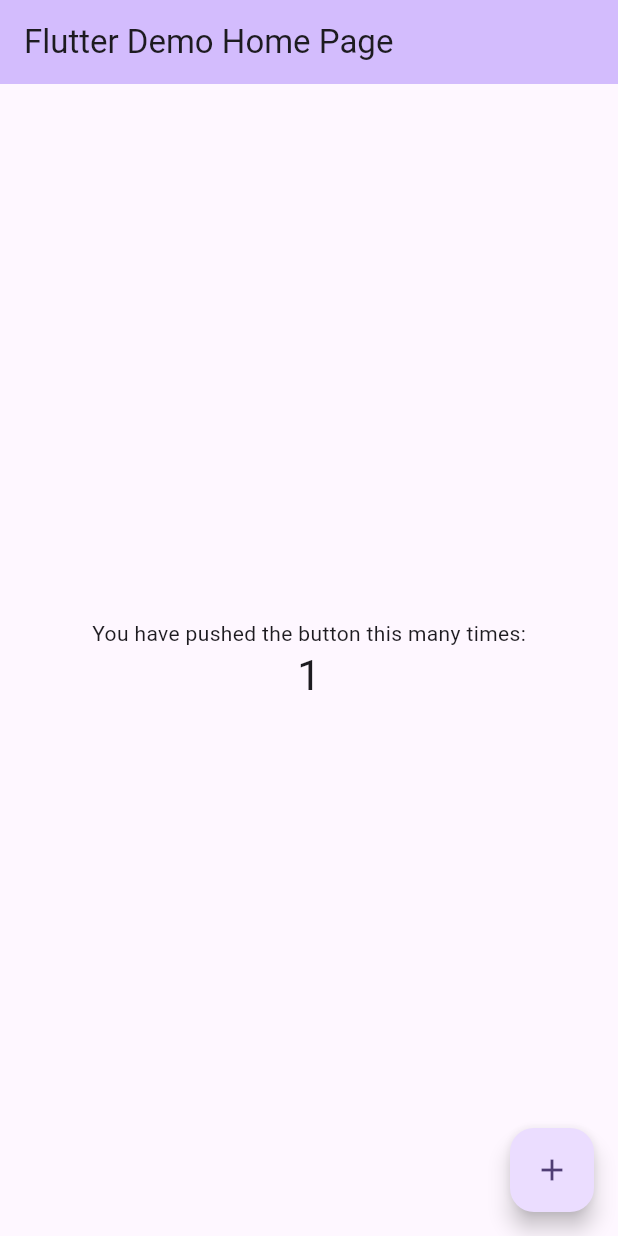
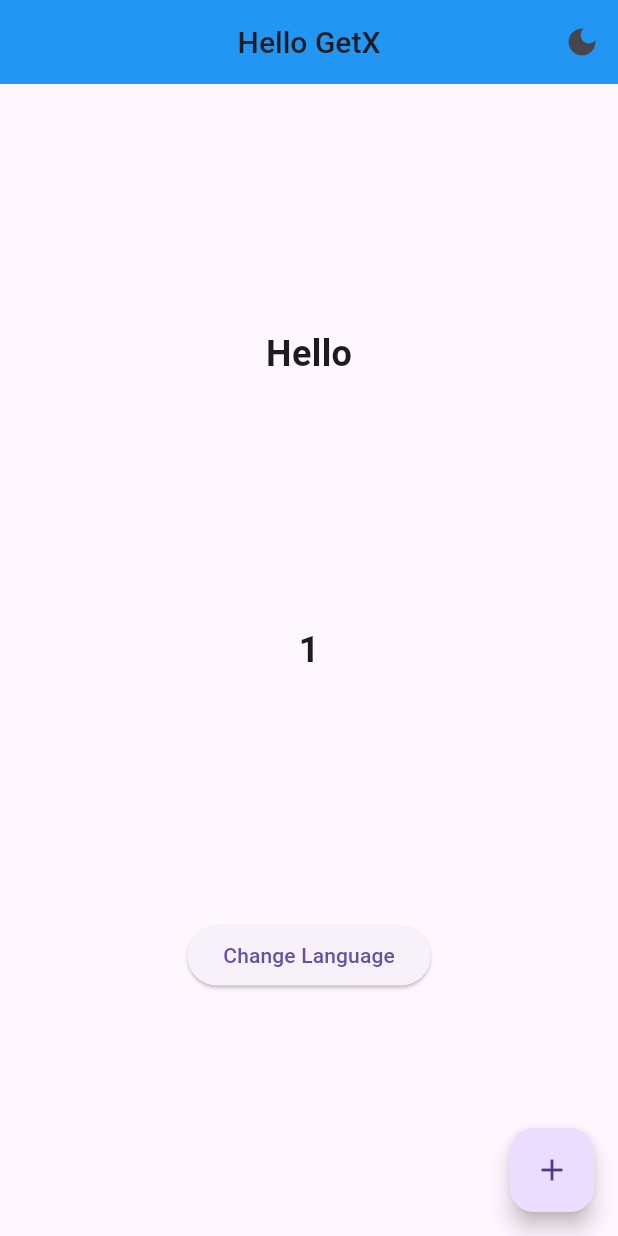
Before and after one commit to samnang95/khmer_Movie_App, a Flutter app: the screen it shows after launch, after a tap on the "add" icon, on a phone screen of 412 x 824 dp. Run offline on Flutter 3.47's test engine with Material 3 defaults, Android fonts, the phone set to English and light mode, and no system bars; our stand-ins replace get, shared_preferences.

Commit message:
update seup project

```diff
--- /dev/null
+++ b/lib/app/core/app.dart
@@ -0,0 +1,31 @@
+import 'package:flutter/material.dart';
+import 'package:get/get.dart';
+import 'package:khmer_movie_app/app/core/theme/app_theme.dart';
+import 'package:khmer_movie_app/app/core/theme/theme_controller.dart';
+import 'package:khmer_movie_app/app/core/translations/app_translations.dart';
+import 'package:khmer_movie_app/app/core/translations/language_controller.dart';
+import 'package:khmer_movie_app/app/routes/app_pages.dart';
+import 'package:khmer_movie_app/app/routes/app_routes.dart';
+
+class App extends StatelessWidget {
+  final ThemeController themeController = Get.find();
+  final LanguageController languageController = Get.find();
+  App({super.key});
+
+  @override
+  Widget build(BuildContext context) {
+    return Obx(
+      () => GetMaterialApp(
+        title: "Movie App",
+        debugShowCheckedModeBanner: false,
+        translations: AppTranslation(),
+        locale: languageController.currentLocale.value,
+        theme: themeController.isDarkMode.value
+            ? AppTheme.darkTheme
+            : AppTheme.lightTheme,
+        initialRoute: AppRoutes.home,
+        getPages: AppPages.routes,
+      ),
+    );
+  }
+}
--- /dev/null
+++ b/lib/app/core/services/storage_service.dart
@@ -0,0 +1,29 @@
+import 'package:flutter/material.dart';
+import 'package:shared_preferences/shared_preferences.dart';
+
+class StorageService {
+  static const _themeKey = "isDarkMode";
+  static const _localeKey = "locale";
+
+  static Future<void> saveTheme(bool value) async {
+    final prefs = await SharedPreferences.getInstance();
+    await prefs.setBool(_themeKey, value);
+  }
+
+  static Future<bool> loadTheme() async {
+    final prefs = await SharedPreferences.getInstance();
+    return prefs.getBool(_themeKey) ?? false;
+  }
+
+  static Future<void> saveLocale(String locale) async {
+    final prefs = await SharedPreferences.getInstance();
+    await prefs.setString(_localeKey, locale);
+  }
+
+  static Future<Locale> loadLocale() async {
+    final prefs = await SharedPreferences.getInstance();
+    final val = prefs.getString(_localeKey) ?? 'en_US';
+    final parts = val.split('_');
+    return Locale(parts[0], parts.length > 1 ? parts[1] : 'US');
+  }
+}
--- /dev/null
+++ b/lib/app/core/theme/app_theme.dart
@@ -0,0 +1,25 @@
+import 'package:flutter/material.dart';
+import 'package:khmer_movie_app/app/core/values/text_style.dart';
+
+class AppTheme {
+  static final lightTheme = ThemeData(
+    brightness: Brightness.light,
+    primarySwatch: Colors.blue,
+    textTheme: TextTheme(
+      bodySmall: AppTextStyles.small,
+      bodyMedium: AppTextStyles.medium,
+      bodyLarge: AppTextStyles.large,
+      headlineLarge: AppTextStyles.extraLarge,
+    ),
+  );
+  static final darkTheme = ThemeData(
+    brightness: Brightness.dark,
+    primarySwatch: Colors.blue,
+    textTheme: TextTheme(
+      bodySmall: AppTextStyles.small,
+      bodyMedium: AppTextStyles.medium,
+      bodyLarge: AppTextStyles.large,
+      headlineLarge: AppTextStyles.extraLarge,
+    ),
+  );
+}
--- /dev/null
+++ b/lib/app/core/theme/theme_controller.dart
@@ -0,0 +1,22 @@
+import 'package:get/get.dart';
+import 'package:khmer_movie_app/app/core/services/storage_service.dart';
+import 'package:khmer_movie_app/app/core/theme/app_theme.dart';
+
+class ThemeController extends GetxController {
+  RxBool isDarkMode = false.obs;
+
+  Future<void> toggleTheme() async {
+    isDarkMode.value = !isDarkMode.value;
+    Get.changeTheme(
+      isDarkMode.value ? AppTheme.darkTheme : AppTheme.lightTheme,
+    );
+    await StorageService.saveTheme(isDarkMode.value);
+  }
+
+  Future<void> loadTheme() async {
+    isDarkMode.value = await StorageService.loadTheme();
+    Get.changeTheme(
+      isDarkMode.value ? AppTheme.darkTheme : AppTheme.lightTheme,
+    );
+  }
+}
--- /dev/null
+++ b/lib/app/core/translations/app_translations.dart
@@ -0,0 +1,17 @@
+import 'package:get/get.dart';
+
+class AppTranslation extends Translations {
+  @override
+  Map<String, Map<String, String>> get keys => {
+    'en_US': {
+      'hello': 'Hello',
+      'welcome': 'Welcome',
+      'change_language': 'Change Language',
+    },
+    'km_KH': {
+      'hello': 'សួស្តី',
+      'welcome': 'ស្វាគមន៍',
+      'change_language': 'ប្ដូរភាសា',
+    },
+  };
+}
--- /dev/null
+++ b/lib/app/core/translations/language_controller.dart
@@ -0,0 +1,21 @@
+import 'package:flutter/material.dart';
+import 'package:get/get.dart';
+import 'package:khmer_movie_app/app/core/services/storage_service.dart';
+
+class LanguageController extends GetxController {
+  Rx<Locale> currentLocale = Locale('en', 'US').obs;
+
+  Future<void> changeLocale(Locale locale) async {
+    currentLocale.value = locale;
+    Get.updateLocale(locale);
+    await StorageService.saveLocale(
+      '${locale.languageCode}_${locale.countryCode}',
+    );
+  }
+
+  Future<void> loadLocale() async {
+    final stored = await StorageService.loadLocale();
+    currentLocale.value = stored;
+    Get.updateLocale(stored);
+  }
+}
--- /dev/null
+++ b/lib/app/core/values/text_size.dart
@@ -0,0 +1,6 @@
+class TextSize {
+  static const double small = 12.0;
+  static const double medium = 16.0;
+  static const double large = 20.0;
+  static const double extraLarge = 24.0;
+}
--- /dev/null
+++ b/lib/app/core/values/text_style.dart
@@ -0,0 +1,15 @@
+import 'package:flutter/material.dart';
+import 'package:khmer_movie_app/app/core/values/text_size.dart';
+
+class AppTextStyles {
+  static TextStyle small = TextStyle(fontSize: TextSize.small);
+  static TextStyle medium = TextStyle(fontSize: TextSize.medium);
+  static TextStyle large = TextStyle(
+    fontSize: TextSize.large,
+    fontWeight: FontWeight.w500,
+  );
+  static TextStyle extraLarge = TextStyle(
+    fontSize: TextSize.extraLarge,
+    fontWeight: FontWeight.bold,
+  );
+}
--- /dev/null
+++ b/lib/app/modules/home/home_binding.dart
@@ -0,0 +1,9 @@
+import 'package:get/get.dart';
+import 'package:khmer_movie_app/app/modules/home/home_controller.dart';
+
+class HomeBinding extends Bindings {
+  @override
+  void dependencies() {
+    Get.lazyPut<HomeController>(() => HomeController());
+  }
+}
--- /dev/null
+++ b/lib/app/modules/home/home_controller.dart
@@ -0,0 +1,8 @@
+import 'package:get/get.dart';
+
+class HomeController extends GetxController {
+  var count = 0.obs;
+  increment() {
+    count++;
+  }
+}
--- /dev/null
+++ b/lib/app/modules/home/home_page.dart
@@ -0,0 +1,56 @@
+import 'package:flutter/material.dart';
+import 'package:get/get.dart';
+import 'package:khmer_movie_app/app/core/theme/theme_controller.dart';
+import 'package:khmer_movie_app/app/core/translations/language_controller.dart';
+import 'package:khmer_movie_app/app/core/values/text_style.dart';
+import 'package:khmer_movie_app/app/modules/home/home_controller.dart';
+
+class HomePage extends GetView<HomeController> {
+  const HomePage({super.key});
+
+  @override
+  Widget build(BuildContext context) {
+    final languageController = Get.find<LanguageController>();
+    return Scaffold(
+      appBar: AppBar(
+        title: Text("Hello GetX", style: AppTextStyles.large),
+        centerTitle: true,
+        backgroundColor: Colors.blue,
+        actions: [
+          IconButton(
+            onPressed: () {
+              Get.find<ThemeController>().toggleTheme();
+            },
+            icon: Icon(Icons.dark_mode),
+          ),
+        ],
+      ),
+      body: Center(
+        child: Column(
+          mainAxisAlignment: MainAxisAlignment.spaceEvenly,
+          children: [
+            Text("hello".tr, style: AppTextStyles.extraLarge),
+            Obx(
+              () =>
+                  Text("${controller.count}", style: AppTextStyles.extraLarge),
+            ),
+            ElevatedButton(
+              onPressed: () {
+                final newLocale =
+                    languageController.currentLocale.value.languageCode == 'en'
+                    ? Locale('km', 'KH')
+                    : Locale('en', 'US');
+                languageController.changeLocale(newLocale);
+              },
+              child: Text("change_language".tr),
+            ),
+          ],
+        ),
+      ),
+      floatingActionButton: FloatingActionButton(
+        onPressed: controller.increment,
+        child: Icon(Icons.add),
+      ),
+    );
+  }
+}
--- /dev/null
+++ b/lib/app/routes/app_pages.dart
@@ -0,0 +1,14 @@
+import 'package:get/get_navigation/src/routes/get_route.dart';
+import 'package:khmer_movie_app/app/modules/home/home_binding.dart';
+import 'package:khmer_movie_app/app/modules/home/home_page.dart';
+import 'package:khmer_movie_app/app/routes/app_routes.dart';
+
+class AppPages {
+  static final routes = [
+    GetPage(
+      name: AppRoutes.home,
+      page: () => HomePage(),
+      binding: HomeBinding(),
+    ),
+  ];
+}
--- /dev/null
+++ b/lib/app/routes/app_routes.dart
@@ -0,0 +1,3 @@
+abstract class AppRoutes {
+  static const String home = '/home';
+}
--- a/lib/main.dart
+++ b/lib/main.dart
@@ -1,122 +1,22 @@
 import 'package:flutter/material.dart';
+import 'package:get/get.dart';
+import 'package:khmer_movie_app/app/core/app.dart';
+import 'package:khmer_movie_app/app/core/theme/theme_controller.dart';
+import 'package:khmer_movie_app/app/core/translations/language_controller.dart';
 
-void main() {
-  runApp(const MyApp());
+void main() async {
+  WidgetsFlutterBinding.ensureInitialized();
+
+  final themeController = ThemeController();
+  final languageController = LanguageController();
+
+  Get.put(themeController);
+  Get.put(languageController);
+
+  await Future.wait([
+    themeController.loadTheme(),
+    languageController.loadLocale(),
+  ]);
+
+  runApp(App());
 }
-
-class MyApp extends StatelessWidget {
-  const MyApp({super.key});
-
-  // This widget is the root of your application.
-  @override
-  Widget build(BuildContext context) {
-    return MaterialApp(
-      title: 'Flutter Demo',
-      theme: ThemeData(
-        // This is the theme of your application.
-        //
-        // TRY THIS: Try running your application with "flutter run". You'll see
-        // the application has a purple toolbar. Then, without quitting the app,
-        // try changing the seedColor in the colorScheme below to Colors.green
-        // and then invoke "hot reload" (save your changes or press the "hot
-        // reload" button in a Flutter-supported IDE, or press "r" if you used
-        // the command line to start the app).
-        //
-        // Notice that the counter didn't reset back to zero; the application
-        // state is not lost during the reload. To reset the state, use hot
-        // restart instead.
-        //
-        // This works for code too, not just values: Most code changes can be
-        // tested with just a hot reload.
-        colorScheme: ColorScheme.fromSeed(seedColor: Colors.deepPurple),
-      ),
-      home: const MyHomePage(title: 'Flutter Demo Home Page'),
-    );
-  }
-}
-
-class MyHomePage extends StatefulWidget {
-  const MyHomePage({super.key, required this.title});
-
-  // This widget is the home page of your application. It is stateful, meaning
-  // that it has a State object (defined below) that contains fields that affect
-  // how it looks.
-
-  // This class is the configuration for the state. It holds the values (in this
-  // case the title) provided by the parent (in this case the App widget) and
-  // used by the build method of the State. Fields in a Widget subclass are
-  // always marked "final".
-
-  final String title;
-
-  @override
-  State<MyHomePage> createState() => _MyHomePageState();
-}
-
-class _MyHomePageState extends State<MyHomePage> {
-  int _counter = 0;
-
-  void _incrementCounter() {
-    setState(() {
-      // This call to setState tells the Flutter framework that something has
-      // changed in this State, which causes it to rerun the build method below
-      // so that the display can reflect the updated values. If we changed
-      // _counter without calling setState(), then the build method would not be
-      // called again, and so nothing would appear to happen.
-      _counter++;
-    });
-  }
-
-  @override
-  Widget build(BuildContext context) {
-    // This method is rerun every time setState is called, for instance as done
-    // by the _incrementCounter method above.
-    //
-    // The Flutter framework has been optimized to make rerunning build methods
-    // fast, so that you can just rebuild anything that needs updating rather
-    // than having to individually change instances of widgets.
-    return Scaffold(
-      appBar: AppBar(
-        // TRY THIS: Try changing the color here to a specific color (to
-        // Colors.amber, perhaps?) and trigger a hot reload to see the AppBar
-        // change color while the other colors stay the same.
-        backgroundColor: Theme.of(context).colorScheme.inversePrimary,
-        // Here we take the value from the MyHomePage object that was created by
-        // the App.build method, and use it to set our appbar title.
-        title: Text(widget.title),
-      ),
-      body: Center(
-        // Center is a layout widget. It takes a single child and positions it
-        // in the middle of the parent.
-        child: Column(
-          // Column is also a layout widget. It takes a list of children and
-          // arranges them vertically. By default, it sizes itself to fit its
-          // children horizontally, and tries to be as tall as its parent.
-          //
-          // Column has various properties to control how it sizes itself and
-          // how it positions its children. Here we use mainAxisAlignment to
-          // center the children vertically; the main axis here is the vertical
-          // axis because Columns are vertical (the cross axis would be
-          // horizontal).
-          //
-          // TRY THIS: Invoke "debug painting" (choose the "Toggle Debug Paint"
-          // action in the IDE, or press "p" in the console), to see the
-          // wireframe for each widget.
-          mainAxisAlignment: MainAxisAlignment.center,
-          children: <Widget>[
-            const Text('You have pushed the button this many times:'),
-            Text(
-              '$_counter',
-              style: Theme.of(context).textTheme.headlineMedium,
-            ),
-          ],
-        ),
-      ),
-      floatingActionButton: FloatingActionButton(
-        onPressed: _incrementCounter,
-        tooltip: 'Increment',
-        child: const Icon(Icons.add),
-      ), // This trailing comma makes auto-formatting nicer for build methods.
-    );
-  }
-}
```
Also changed, not shown: pubspec.yaml (+0 -29 lines), pubspec.lock, 6 other files.
